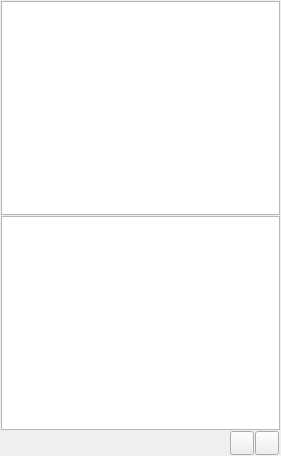
Old version of the form Kad_QT/Kad_QT/qtui_history_dockablepane.ui in the repository CBE7F1F65/b63ea6f6f9110311ba98a677c0e70afd.
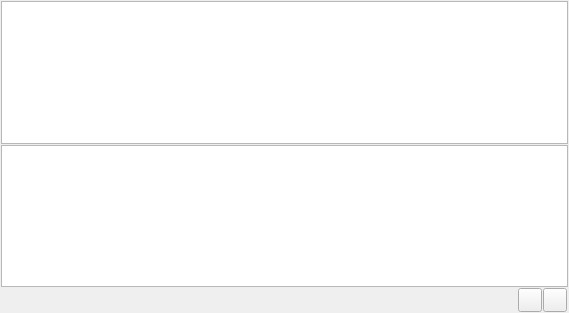
New version of the form. Custom widgets are drawn as their Qt base class.

```diff
--- a/Kad_QT/Kad_QT/qtui_history_dockablepane.ui
+++ b/Kad_QT/Kad_QT/qtui_history_dockablepane.ui
@@ -6,8 +6,8 @@
    <rect>
     <x>0</x>
     <y>0</y>
-    <width>281</width>
-    <height>456</height>
+    <width>569</width>
+    <height>313</height>
    </rect>
   </property>
   <property name="windowTitle">
```
